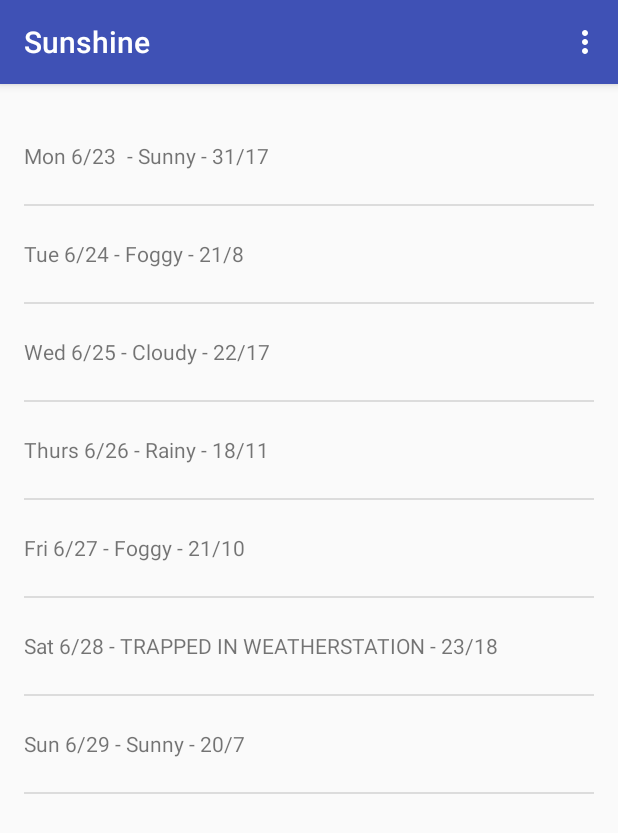
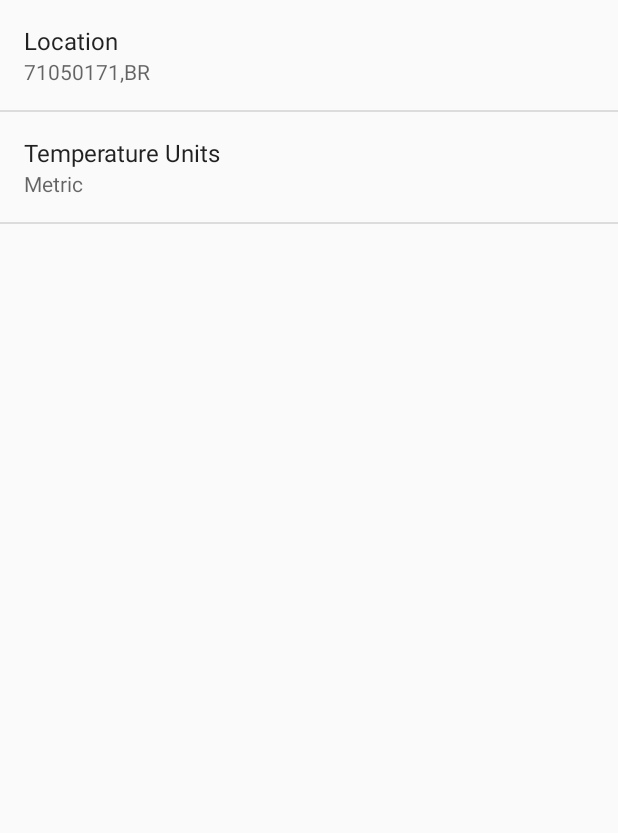
Before and after one commit to fernandolisboa/Sunshine, an Android app: the screen it shows after launch (MainActivity before the commit, SettingsActivity after it), in the options menu, after a tap on "Settings", on a phone screen of 412 x 824 dp. Shown: the top 833 px of the screen. Run offline under Robolectric (Android 15) with nearby library versions, the phone set to English and light mode, and no system bars.

Commit message:
parei no video 24 da aula 3

```diff
--- a/app/build.gradle
+++ b/app/build.gradle
@@ -29,5 +29,6 @@ dependencies {
     })
     compile 'com.android.support:appcompat-v7:25.2.0'
     compile 'com.android.support:design:25.2.0'
+    compile 'com.android.support:support-v4:25.2.0'
     testCompile 'junit:junit:4.12'
 }
--- a/app/src/main/AndroidManifest.xml
+++ b/app/src/main/AndroidManifest.xml
@@ -27,6 +27,14 @@
                 android:name="android.support.PARENT_ACTIVITY"
                 android:value="app.com.flinf.sunshine.MainActivity" />
         </activity>
+        <activity
+            android:name=".SettingsActivity"
+            android:label="@string/title_activity_settings"
+            android:parentActivityName=".MainActivity">
+            <meta-data
+                android:name="android.support.PARENT_ACTIVITY"
+                android:value="app.com.flinf.sunshine.MainActivity" />
+        </activity>
     </application>
 
 </manifest>
--- a/app/src/main/java/app/com/flinf/sunshine/DetailActivity.java
+++ b/app/src/main/java/app/com/flinf/sunshine/DetailActivity.java
@@ -38,12 +38,11 @@ public class DetailActivity extends ActionBarActivity {
         // automatically handle clicks on the Home/Up button, so long
         // as you specify a parent activity in AndroidManifest.xml.
         int id = item.getItemId();
-
         //noinspection SimplifiableIfStatement
         if (id == R.id.action_settings) {
+            startActivity(new Intent(this, SettingsActivity.class));
             return true;
         }
-
         return super.onOptionsItemSelected(item);
     }
 
--- a/app/src/main/java/app/com/flinf/sunshine/ForecastFragment.java
+++ b/app/src/main/java/app/com/flinf/sunshine/ForecastFragment.java
@@ -1,9 +1,11 @@
 package app.com.flinf.sunshine;
 
 import android.content.Intent;
+import android.content.SharedPreferences;
 import android.net.Uri;
 import android.os.AsyncTask;
 import android.os.Bundle;
+import android.preference.PreferenceManager;
 import android.support.v4.app.Fragment;
 import android.text.format.Time;
 import android.util.Log;
@@ -29,8 +31,6 @@ import java.net.HttpURLConnection;
 import java.net.URL;
 import java.text.SimpleDateFormat;
 import java.util.ArrayList;
-import java.util.Arrays;
-import java.util.List;
 import java.util.Locale;
 
 public class ForecastFragment extends Fragment {
@@ -55,8 +55,7 @@ public class ForecastFragment extends Fragment {
     public boolean onOptionsItemSelected(MenuItem item) {
         int id = item.getItemId();
         if (id == R.id.action_refresh) {
-            FetchWeatherTask weatherTask = new FetchWeatherTask();
-            weatherTask.execute("71050171,BR");
+            updateWeather();
             return true;
         }
         return super.onOptionsItemSelected(item);
@@ -66,24 +65,12 @@ public class ForecastFragment extends Fragment {
     public View onCreateView(LayoutInflater inflater, ViewGroup container,
                              Bundle savedInstanceState){
 
-        String[] data = {
-                "Mon 6/23 - Sunny - 31/17",
-                "Tue 6/24 - Foggy - 21/8",
-                "Wed 6/25 - Cloudy - 22/17",
-                "Thurs 6/26 - Rainy - 18/11",
-                "Fri 6/27 - Foggy - 21/10",
-                "Sat 6/28 - TRAPPED IN WEATHERSTATION - 23/18",
-                "Sun 6/29 - Sunny - 20/7"
-        };
-
-        List<String> weekForecast = new ArrayList<>(Arrays.asList(data));
-
         mForecastAdapter =
                 new ArrayAdapter<>(
                         getActivity(),
                         R.layout.list_item_forecast,
                         R.id.list_item_forecast_textview,
-                        weekForecast);
+                        new ArrayList<String>());
 
         View rootView = inflater.inflate(R.layout.fragment_main, container, false);
 
@@ -103,6 +90,19 @@ public class ForecastFragment extends Fragment {
         return rootView;
     }
 
+    private void updateWeather() {
+        FetchWeatherTask weatherTask = new FetchWeatherTask();
+        SharedPreferences preferences = PreferenceManager.getDefaultSharedPreferences(getActivity());
+        String location = preferences.getString(getString(R.string.pref_location_key), getString(R.string.pref_location_default));
+        weatherTask.execute(location);
+    }
+
+    @Override
+    public void onStart() {
+        super.onStart();
+        updateWeather();
+    }
+
     public class FetchWeatherTask extends AsyncTask<String, Void, String[]> {
 
         private final String LOG_TAG = FetchWeatherTask.class.getSimpleName();
@@ -120,7 +120,15 @@ public class ForecastFragment extends Fragment {
         /**
          * Prepare the weather high/lows for presentation.
          */
-        private String formatHighLows(double high, double low) {
+        private String formatHighLows(double high, double low, String unitType) {
+
+            if (unitType.equals(getString(R.string.pref_units_imperial))) {
+                high = (high * 1.8) + 32;
+                low = (low * 1.8) + 32;
+            } else if (!unitType.equals(getString(R.string.pref_units_metric))) {
+                Log.d(LOG_TAG, "Unit type not found: " + unitType);
+            }
+
             // For presentation, assume the user doesn't care about tenths of a degree.
             long roundedHigh = Math.round(high);
             long roundedLow = Math.round(low);
@@ -167,6 +175,15 @@ public class ForecastFragment extends Fragment {
             dayTime = new Time();
 
             String[] resultStrs = new String[numDays];
+
+            // Data is fetched in Celsius by default.
+            // If user prefers to see in Fahrenheit, convert the values here.
+            // We do this rather than fetching in Fahrenheit so that the user can
+            // change this option without us having to re-fetch the data once
+            // we start storing the values in a database.
+            SharedPreferences sharedPrefs = PreferenceManager.getDefaultSharedPreferences(getActivity());
+            String unitType = sharedPrefs.getString(getString(R.string.pref_units_key), getString(R.string.pref_units_default));
+
             for(int i = 0; i < weatherArray.length(); i++) {
                 // For now, using the format "Day, description, hi/low"
                 String day;
@@ -194,7 +211,7 @@ public class ForecastFragment extends Fragment {
                 double high = temperatureObject.getDouble(OWM_MAX);
                 double low = temperatureObject.getDouble(OWM_MIN);
 
-                highAndLow = formatHighLows(high, low);
+                highAndLow = formatHighLows(high, low, unitType);
                 resultStrs[i] = day + " - " + description + " - " + highAndLow;
             }
 
@@ -238,6 +255,7 @@ public class ForecastFragment extends Fragment {
                         .appendQueryParameter(APPID_PARAM, BuildConfig.OPEN_WEATHER_MAP_API_KEY)
                         .build();
 
+                Log.v(LOG_TAG, "URL construida: " + builtUri.toString());
                 URL url = new URL(builtUri.toString());
 
                 // Create the request to OpenWeatherMap, and open the connection
--- a/app/src/main/java/app/com/flinf/sunshine/MainActivity.java
+++ b/app/src/main/java/app/com/flinf/sunshine/MainActivity.java
@@ -1,5 +1,6 @@
 package app.com.flinf.sunshine;
 
+import android.content.Intent;
 import android.os.Bundle;
 import android.support.v7.app.AppCompatActivity;
 import android.view.Menu;
@@ -28,11 +29,10 @@ public class MainActivity extends AppCompatActivity {
     @Override
     public boolean onOptionsItemSelected(MenuItem item) {
         int id = item.getItemId();
-
         if (id == R.id.action_settings) {
+            startActivity(new Intent(this, SettingsActivity.class));
             return true;
         }
-
         return super.onOptionsItemSelected(item);
     }
 }
--- /dev/null
+++ b/app/src/main/java/app/com/flinf/sunshine/SettingsActivity.java
@@ -0,0 +1,69 @@
+package app.com.flinf.sunshine;
+
+
+import android.os.Bundle;
+import android.preference.ListPreference;
+import android.preference.Preference;
+import android.preference.PreferenceActivity;
+import android.preference.PreferenceManager;
+
+/**
+ * A {@link PreferenceActivity} that presents a set of application settings.
+ * <p>
+ * See <a href="http://developer.android.com/design/patterns/settings.html">
+ * Android Design: Settings</a> for design guidelines and the <a
+ * href="http://developer.android.com/guide/topics/ui/settings.html">Settings
+ * API Guide</a> for more information on developing a Settings UI.
+ */
+public class SettingsActivity extends PreferenceActivity
+        implements Preference.OnPreferenceChangeListener {
+
+    @Override
+    public void onCreate(Bundle savedInstanceState) {
+        super.onCreate(savedInstanceState);
+        // Add 'general' preferences, defined in the XML file
+        addPreferencesFromResource(R.xml.pref_general);
+
+        // For all preferences, attach an OnPreferenceChangeListener so the UI summary can be
+        // updated when the preference changes.
+        bindPreferenceSummaryToValue(findPreference(getString(R.string.pref_location_key)));
+        bindPreferenceSummaryToValue(findPreference(getString(R.string.pref_units_key)));
+    }
+
+    /**
+     * Attaches a listener so the summary is always updated with the preference value.
+     * Also fires the listener once, to initialize the summary (so it shows up before the value
+     * is changed.)
+     */
+    private void bindPreferenceSummaryToValue(Preference preference) {
+        // Set the listener to watch for value changes.
+        preference.setOnPreferenceChangeListener(this);
+
+        // Trigger the listener immediately with the preference's
+        // current value.
+        onPreferenceChange(preference,
+                PreferenceManager
+                        .getDefaultSharedPreferences(preference.getContext())
+                        .getString(preference.getKey(), ""));
+    }
+
+    @Override
+    public boolean onPreferenceChange(Preference preference, Object value) {
+        String stringValue = value.toString();
+
+        if (preference instanceof ListPreference) {
+            // For list preferences, look up the correct display value in
+            // the preference's 'entries' list (since they have separate labels/values).
+            ListPreference listPreference = (ListPreference) preference;
+            int prefIndex = listPreference.findIndexOfValue(stringValue);
+            if (prefIndex >= 0) {
+                preference.setSummary(listPreference.getEntries()[prefIndex]);
+            }
+        } else {
+            // For other preferences, set the summary to the value's simple string representation.
+            preference.setSummary(stringValue);
+        }
+        return true;
+    }
+
+}
--- /dev/null
+++ b/app/src/main/res/values/arrays.xml
@@ -0,0 +1,12 @@
+<?xml version="1.0" encoding="utf-8"?>
+<resources>
+    <string-array name="pref_units_options">
+        <item>@string/pref_units_label_metric</item>
+        <item>@string/pref_units_label_imperial</item>
+    </string-array>
+
+    <string-array name="pref_units_values">
+        <item>@string/pref_units_metric</item>
+        <item>@string/pref_units_imperial</item>
+    </string-array>
+</resources>
--- a/app/src/main/res/values/strings.xml
+++ b/app/src/main/res/values/strings.xml
@@ -3,4 +3,20 @@
     <string name="action_settings">Settings</string>
     <string name="action_refresh" translatable="false">Refresh</string>
     <string name="title_activity_detail">Details</string>
+    <string name="title_activity_settings">Settings</string>
+
+    <string name="pref_location_label">Location</string>
+    <string name="pref_location_key" translatable="false">location</string>
+    <string name="pref_location_default" translatable="false">71050171,BR</string>
+
+    <string name="pref_units_label">Temperature Units</string>
+
+    <string name="pref_units_label_metric">Metric</string>
+    <string name="pref_units_label_imperial">Imperial</string>
+
+    <string name="pref_units_key" translatable="false">units</string>
+    <string name="pref_units_default" translatable="false">metric</string>
+
+    <string name="pref_units_metric">metric</string>
+    <string name="pref_units_imperial">imperial</string>
 </resources>
--- /dev/null
+++ b/app/src/main/res/xml/pref_general.xml
@@ -0,0 +1,17 @@
+<?xml version="1.0" encoding="utf-8"?>
+<PreferenceScreen xmlns:android="http://schemas.android.com/apk/res/android">
+
+    <EditTextPreference
+        android:title="@string/pref_location_label"
+        android:key="@string/pref_location_key"
+        android:defaultValue="@string/pref_location_default"
+        android:inputType="text"
+        android:singleLine="true" />
+    <ListPreference
+        android:title="@string/pref_units_label"
+        android:key="@string/pref_units_key"
+        android:defaultValue="@string/pref_units_metric"
+        android:entryValues="@array/pref_units_values"
+        android:entries="@array/pref_units_options" />
+
+</PreferenceScreen>
```
